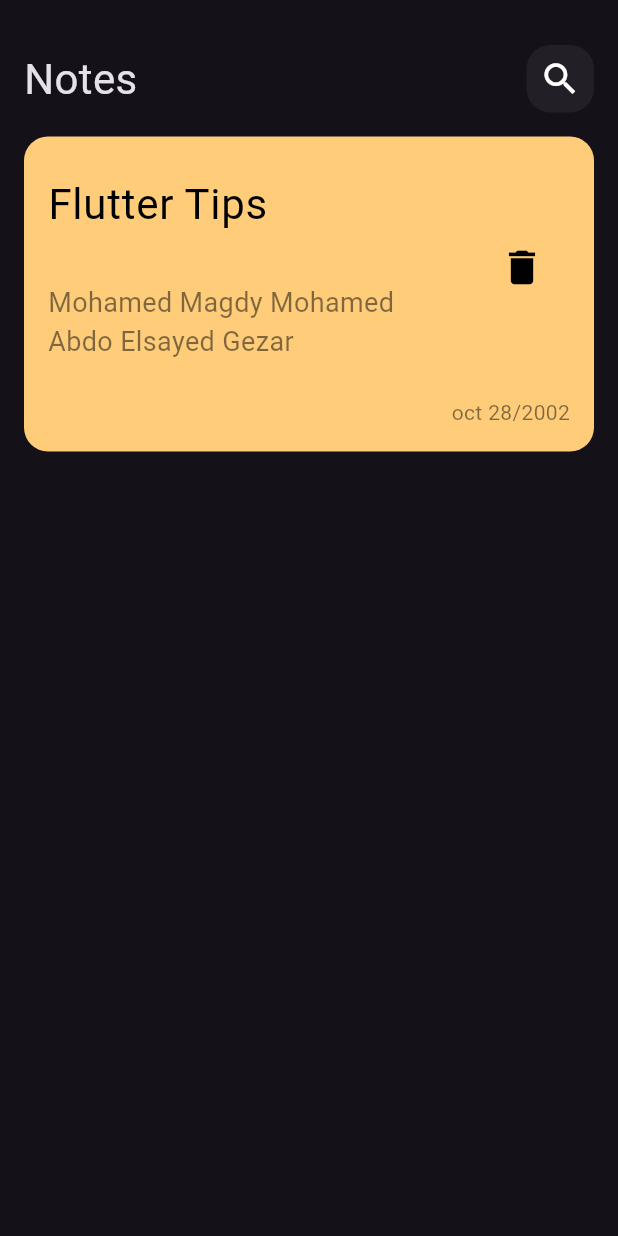
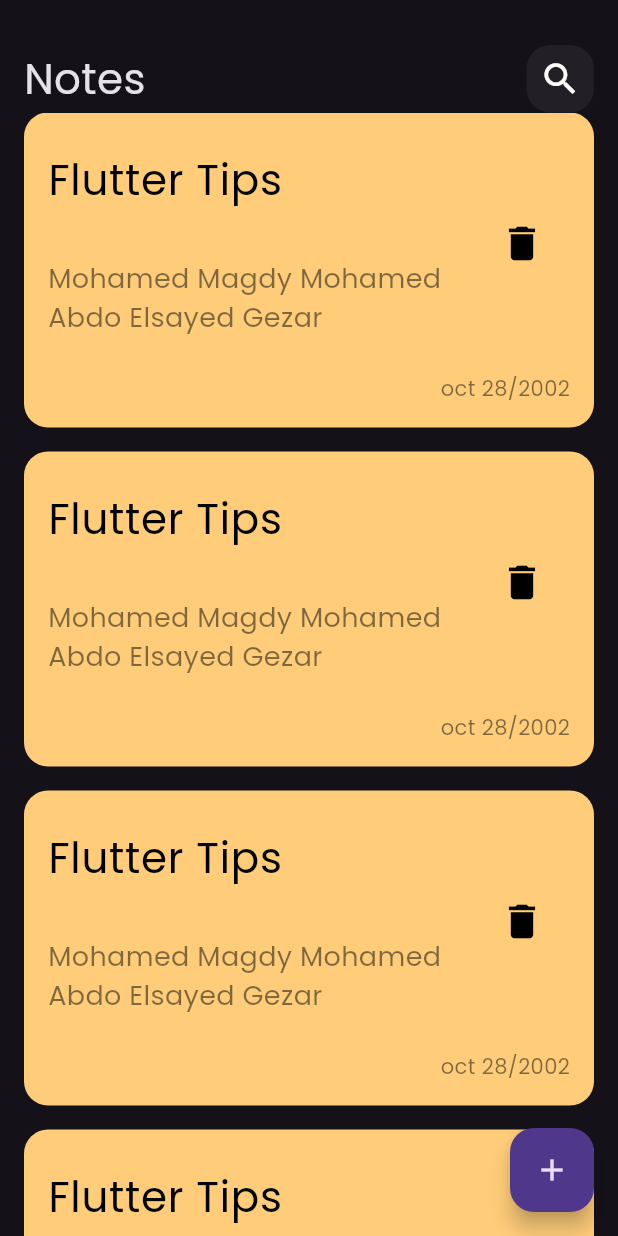
Before and after one commit to MohamedMagdy2810/Notes_app, a Flutter app: the screen it shows after launch, on a phone screen of 412 x 824 dp. Run offline on Flutter 3.47's test engine with Material 3 defaults, Android fonts, the phone set to English and light mode, and no system bars.

Commit message:
make listView

```diff
--- a/lib/main.dart
+++ b/lib/main.dart
@@ -12,9 +12,11 @@ class MyApp extends StatelessWidget {
   @override
   Widget build(BuildContext context) {
     return MaterialApp(
+
       debugShowCheckedModeBanner: false,
       home: const notesView(),
-      theme: ThemeData.dark(),
+      theme: ThemeData(brightness: Brightness.dark,fontFamily: 'Poppins'),
+
     );
   }
 }
--- a/lib/views/notes_view.dart
+++ b/lib/views/notes_view.dart
@@ -7,8 +7,9 @@ class notesView extends StatelessWidget {
 
   @override
   Widget build(BuildContext context) {
-    return const Scaffold(
-      body: Padding(
+    return  Scaffold(
+      floatingActionButton: FloatingActionButton(onPressed: (){},child:const Icon(Icons.add),),
+      body:const  Padding(
         padding: EdgeInsets.symmetric(horizontal: 16.0),
         child: Column(
           children: [
@@ -16,11 +17,23 @@ class notesView extends StatelessWidget {
               height: 30,
             ),
             customAppBar(),
-            SizedBox(height: 16,),
-            customNotesItem()
+
+            Expanded(child: notesListView())
           ],
         ),
       ),
     );
   }
 }
+class notesListView extends StatelessWidget {
+  const notesListView({super.key});
+
+  @override
+  Widget build(BuildContext context) {
+    return  ListView.builder(itemBuilder: ( context, index){
+
+      return const customNotesItem();
+    },
+    itemCount: 15,);
+  }
+}
--- a/lib/views/widgets/custom_notes_item.dart
+++ b/lib/views/widgets/custom_notes_item.dart
@@ -5,7 +5,9 @@ class customNotesItem extends StatelessWidget {
 
   @override
   Widget build(BuildContext context) {
-    return Container(
+    return Padding(
+      padding: const EdgeInsets.only(bottom:16.0),
+      child: Container(
         decoration: BoxDecoration(
             borderRadius: BorderRadius.circular(16), color:const Color(0xffFFCD7A)),
         child: Column(
@@ -44,6 +46,7 @@ class customNotesItem extends StatelessWidget {
             )
           ],
         ),
+      ),
     );
   }
 }
```
Also changed, not shown: pubspec.yaml (+4 -4 lines), assetes/fonts/Poppins-Regular.ttf (added). Lines whose indentation alone changed are shown as unchanged.
